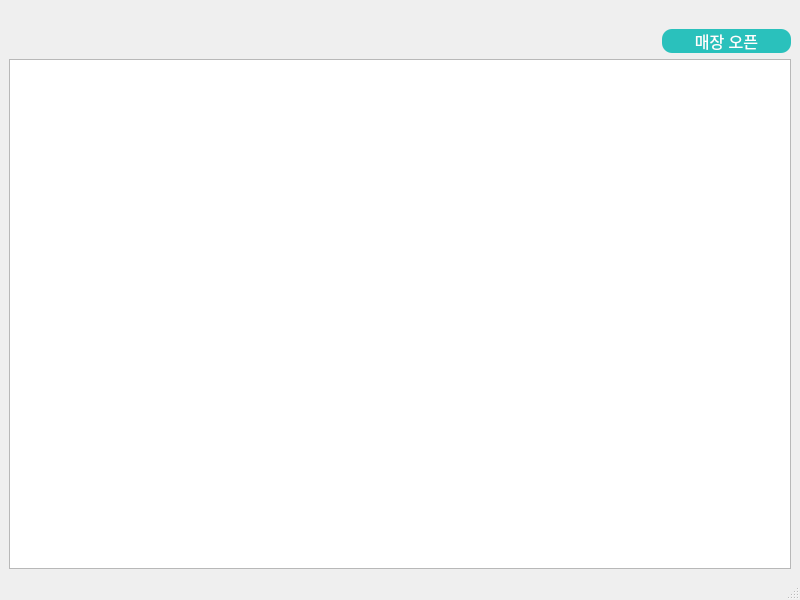
Before: the Qt Designer form CustomerMarket/marcketmain.ui in LeeSooBin96/BockPang, drawn with Qt 5.
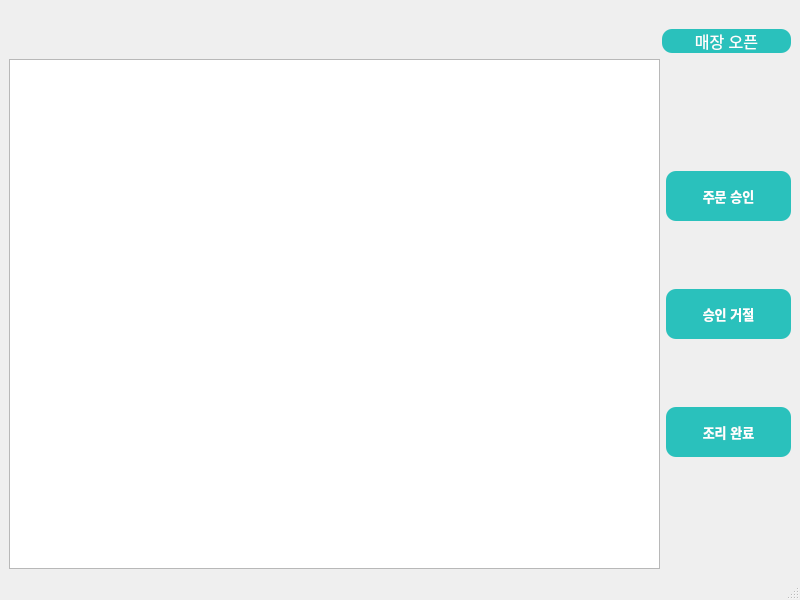
After: the same form once the commit is applied. Icons and pictures are not drawn.

Patch:
```diff
--- a/CustomerMarket/marcketmain.ui
+++ b/CustomerMarket/marcketmain.ui
@@ -14,7 +14,7 @@
    <string>MarcketMain</string>
   </property>
   <widget class="QWidget" name="centralwidget">
-   <layout class="QVBoxLayout" name="verticalLayout_2">
+   <layout class="QVBoxLayout" name="verticalLayout_3">
     <item>
      <layout class="QHBoxLayout" name="horizontalLayout" stretch="4,1,1">
       <item>
@@ -78,7 +78,105 @@
      </layout>
     </item>
     <item>
-     <widget class="QTableWidget" name="tableWidget"/>
+     <layout class="QHBoxLayout" name="horizontalLayout_2">
+      <item>
+       <widget class="QTableWidget" name="tableWidget"/>
+      </item>
+      <item>
+       <layout class="QVBoxLayout" name="verticalLayout_2">
+        <property name="topMargin">
+         <number>50</number>
+        </property>
+        <property name="bottomMargin">
+         <number>50</number>
+        </property>
+        <item>
+         <widget class="QPushButton" name="pushButton">
+          <property name="minimumSize">
+           <size>
+            <width>125</width>
+            <height>50</height>
+           </size>
+          </property>
+          <property name="font">
+           <font>
+            <pointsize>10</pointsize>
+            <bold>true</bold>
+           </font>
+          </property>
+          <property name="cursor">
+           <cursorShape>PointingHandCursor</cursorShape>
+          </property>
+          <property name="styleSheet">
+           <string notr="true">color: rgb(255, 255, 255);
+background-color: rgb(42, 193, 188);
+border-radius:10px;
+</string>
+          </property>
+          <property name="text">
+           <string>주문 승인</string>
+          </property>
+         </widget>
+        </item>
+        <item>
+         <widget class="QPushButton" name="pushButton_2">
+          <property name="minimumSize">
+           <size>
+            <width>125</width>
+            <height>50</height>
+           </size>
+          </property>
+          <property name="font">
+           <font>
+            <pointsize>10</pointsize>
+            <bold>true</bold>
+           </font>
+          </property>
+          <property name="cursor">
+           <cursorShape>PointingHandCursor</cursorShape>
+          </property>
+          <property name="styleSheet">
+           <string notr="true">color: rgb(255, 255, 255);
+background-color: rgb(42, 193, 188);
+border-radius:10px;
+</string>
+          </property>
+          <property name="text">
+           <string>승인 거절</string>
+          </property>
+         </widget>
+        </item>
+        <item>
+         <widget class="QPushButton" name="pushButton_3">
+          <property name="minimumSize">
+           <size>
+            <width>125</width>
+            <height>50</height>
+           </size>
+          </property>
+          <property name="font">
+           <font>
+            <pointsize>10</pointsize>
+            <bold>true</bold>
+           </font>
+          </property>
+          <property name="cursor">
+           <cursorShape>PointingHandCursor</cursorShape>
+          </property>
+          <property name="styleSheet">
+           <string notr="true">color: rgb(255, 255, 255);
+background-color: rgb(42, 193, 188);
+border-radius:10px;
+</string>
+          </property>
+          <property name="text">
+           <string>조리 완료</string>
+          </property>
+         </widget>
+        </item>
+       </layout>
+      </item>
+     </layout>
     </item>
    </layout>
   </widget>
```
Left out of the diff: 5 changed lines with no effect on the pictures.
